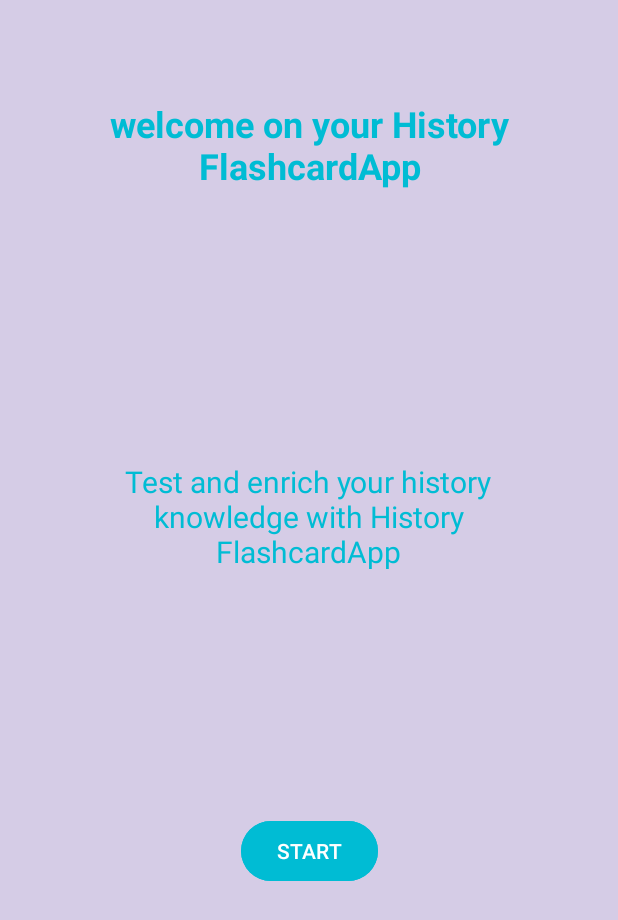
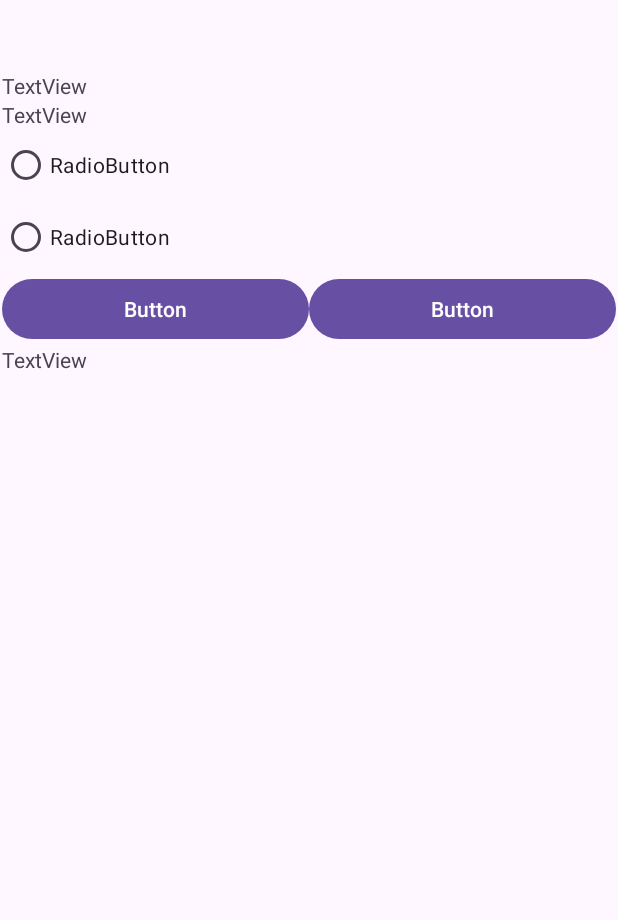
Before and after one commit to ST10498138/FlashcardsApp, an Android app: the screen it shows after launch (MainActivity before the commit, QuestionActivity after it), after a tap on "START", on a phone screen of 412 x 824 dp. Shown: the top 920 px of the screen. Run offline under Robolectric (Android 15) with nearby library versions, the phone set to English and light mode, and no system bars.

Commit message:
initial commit of the project

```diff
--- a/app/src/main/AndroidManifest.xml
+++ b/app/src/main/AndroidManifest.xml
@@ -21,6 +21,7 @@
                 <category android:name="android.intent.category.LAUNCHER" />
             </intent-filter>
         </activity>
+        <activity android:name=".QuestionActivity"/>
     </application>
 
 </manifest>
--- a/app/src/main/java/vcmsa/ci/flashcardapp/QuestionActivity.kt
+++ b/app/src/main/java/vcmsa/ci/flashcardapp/QuestionActivity.kt
@@ -1,5 +1,6 @@
 package vcmsa.ci.flashcardapp
 
+import android.annotation.SuppressLint
 import android.os.Bundle
 import androidx.activity.enableEdgeToEdge
 import androidx.appcompat.app.AppCompatActivity
@@ -7,10 +8,11 @@ import androidx.core.view.ViewCompat
 import androidx.core.view.WindowInsetsCompat
 
 class QuestionActivity : AppCompatActivity() {
+    @SuppressLint("MissingInflatedId")
     override fun onCreate(savedInstanceState: Bundle?) {
         super.onCreate(savedInstanceState)
         enableEdgeToEdge()
-        setContentView(R.layout.QuestionActivity)
+        setContentView(R.layout.activity_question)
 
 
 
--- a/app/src/main/res/layout/activity_question.xml
+++ b/app/src/main/res/layout/activity_question.xml
@@ -1,6 +1,73 @@
 <?xml version="1.0" encoding="utf-8"?>
 <androidx.constraintlayout.widget.ConstraintLayout xmlns:android="http://schemas.android.com/apk/res/android"
+    xmlns:app="http://schemas.android.com/apk/res-auto"
+    xmlns:tools="http://schemas.android.com/tools"
     android:layout_width="match_parent"
     android:layout_height="match_parent">
 
+    <LinearLayout
+        android:id="@+id/main"
+        android:layout_width="409dp"
+        android:layout_height="729dp"
+        android:layout_marginStart="1dp"
+        android:layout_marginTop="1dp"
+        android:layout_marginEnd="1dp"
+        android:layout_marginBottom="1dp"
+        android:orientation="vertical"
+        android:textAlignment="center"
+        app:layout_constraintBottom_toBottomOf="parent"
+        app:layout_constraintEnd_toEndOf="parent"
+        app:layout_constraintStart_toStartOf="parent"
+        app:layout_constraintTop_toTopOf="parent">
+
+        <TextView
+            android:id="@+id/textView2"
+            android:layout_width="match_parent"
+            android:layout_height="wrap_content"
+            android:text="TextView" />
+
+        <TextView
+            android:id="@+id/textView3"
+            android:layout_width="match_parent"
+            android:layout_height="wrap_content"
+            android:text="TextView" />
+
+        <RadioButton
+            android:id="@+id/radioButton"
+            android:layout_width="match_parent"
+            android:layout_height="wrap_content"
+            android:text="RadioButton" />
+
+        <RadioButton
+            android:id="@+id/radioButton2"
+            android:layout_width="match_parent"
+            android:layout_height="wrap_content"
+            android:text="RadioButton" />
+
+        <LinearLayout
+            android:layout_width="match_parent"
+            android:layout_height="wrap_content"
+            android:orientation="horizontal">
+
+            <Button
+                android:id="@+id/button"
+                android:layout_width="wrap_content"
+                android:layout_height="wrap_content"
+                android:layout_weight="1"
+                android:text="Button" />
+
+            <Button
+                android:id="@+id/button2"
+                android:layout_width="wrap_content"
+                android:layout_height="wrap_content"
+                android:layout_weight="1"
+                android:text="Button" />
+        </LinearLayout>
+
+        <TextView
+            android:id="@+id/textView5"
+            android:layout_width="match_parent"
+            android:layout_height="wrap_content"
+            android:text="TextView" />
+    </LinearLayout>
 </androidx.constraintlayout.widget.ConstraintLayout>
```
